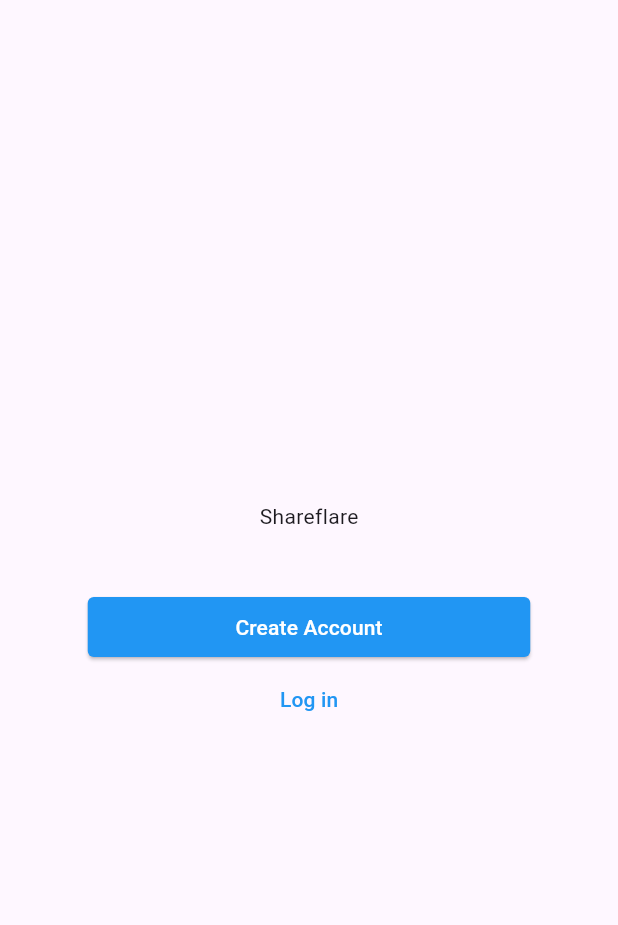
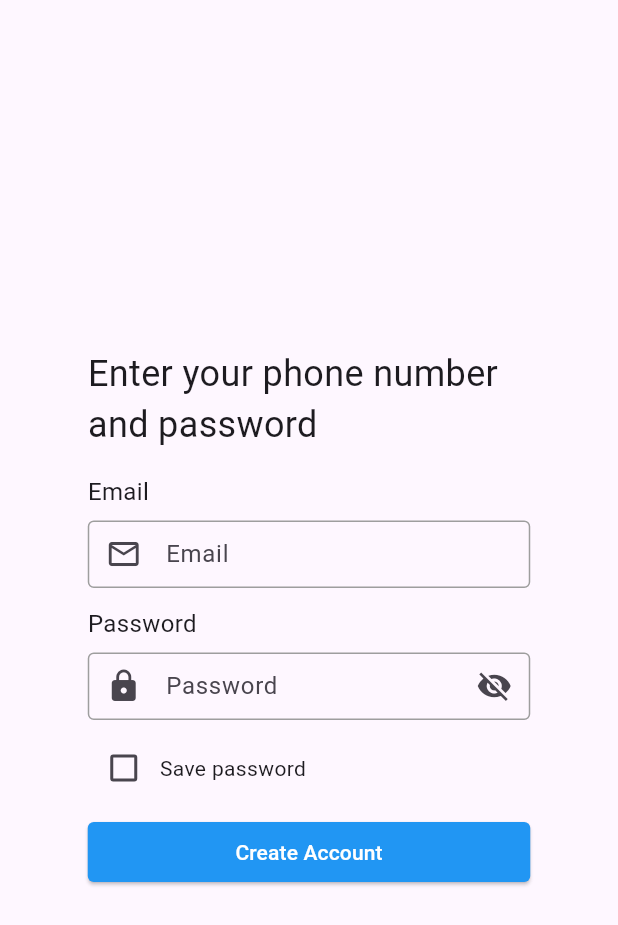
Before and after one commit to mohammadrezaulalam/share-flare, a Flutter app: the screen it shows after launch, after a tap on "Log in", on a phone screen of 412 x 824 dp. Shown: the top 925 px of the screen. Run offline on Flutter 3.47's test engine with Material 3 defaults, Android fonts, the phone set to English and light mode, and no system bars; our stand-ins replace get.

Commit message:
Login Page Created

```diff
--- a/lib/presentation/screens/landing_screen.dart
+++ b/lib/presentation/screens/landing_screen.dart
@@ -1,4 +1,6 @@
 import 'package:flutter/material.dart';
+import 'package:get/get.dart';
+import 'package:shareflare/presentation/screens/login_screen.dart';
 
 class LandingScreen extends StatelessWidget {
   const LandingScreen({super.key});
@@ -27,7 +29,9 @@ class LandingScreen extends StatelessWidget {
                       onPressed: () {},
                       child: const Text("Create Account",style: TextStyle(color: Colors.white),)),
                 ),
-                TextButton(onPressed: () {}, child: const Text("Log in",style: TextStyle(color: Colors.blue)))
+                TextButton(onPressed: () {
+                  Get.offAll(()=> const LoginScreen());
+                }, child: const Text("Log in",style: TextStyle(color: Colors.blue)))
               ],
             ),
           ),
--- /dev/null
+++ b/lib/presentation/screens/login_screen.dart
@@ -0,0 +1,144 @@
+import 'package:flutter/material.dart';
+
+class LoginScreen extends StatefulWidget {
+  const LoginScreen({super.key});
+
+  @override
+  State<LoginScreen> createState() => _LoginScreenState();
+}
+
+class _LoginScreenState extends State<LoginScreen> {
+  bool? check1 = false;
+
+  @override
+  Widget build(BuildContext context) {
+    return Scaffold(
+      body: SafeArea(
+        child: Center(
+          child: SizedBox(
+            height: 360,
+            width: 295,
+            child: Column(
+              crossAxisAlignment: CrossAxisAlignment.start,
+              children: [
+                const Text(
+                  "Enter your phone number and password",
+                  style: TextStyle(fontWeight: FontWeight.w400, fontSize: 24),
+                ),
+                const SizedBox(
+                  height: 16,
+                ),
+                const Text(
+                  "Email",
+                  style: TextStyle(fontSize: 16),
+                ),
+                const SizedBox(
+                  height: 8,
+                ),
+                Container(
+                  alignment: Alignment.centerLeft,
+                  height: 45,
+                  width: double.infinity,
+                  child: TextField(
+                    keyboardType: TextInputType.emailAddress,
+                    decoration: InputDecoration(
+                      disabledBorder: const OutlineInputBorder(
+                          borderSide: BorderSide(color: Colors.grey, width: 1)),
+                      enabledBorder: const OutlineInputBorder(
+                          borderSide: BorderSide(color: Colors.grey)),
+                      focusedBorder: const OutlineInputBorder(
+                          borderSide: BorderSide(color: Colors.blue, width: 1)),
+                      filled: false,
+                      contentPadding: const EdgeInsets.symmetric(vertical: 10),
+                      hintText: "Email",
+                      prefixIcon: IconButton(
+                        icon: const Icon(Icons.email_outlined),
+                        onPressed: () {},
+                      ),
+                    ),
+                  ),
+                ),
+                const SizedBox(
+                  height: 12,
+                ),
+                const Text(
+                  "Password",
+                  style: TextStyle(fontSize: 16),
+                ),
+                const SizedBox(
+                  height: 8,
+                ),
+                Container(
+                  alignment: Alignment.centerLeft,
+                  height: 45,
+                  width: double.infinity,
+                  child: TextField(
+                    obscureText: true,
+                    keyboardType: TextInputType.visiblePassword,
+                    decoration: InputDecoration(
+                        disabledBorder: const OutlineInputBorder(
+                            borderSide:
+                                BorderSide(color: Colors.grey, width: 1)),
+                        enabledBorder: const OutlineInputBorder(
+                            borderSide: BorderSide(color: Colors.grey)),
+                        focusedBorder: const OutlineInputBorder(
+                            borderSide:
+                                BorderSide(color: Colors.blue, width: 1)),
+                        filled: false,
+                        contentPadding:
+                            const EdgeInsets.symmetric(vertical: 10),
+                        hintText: "Password",
+                        prefixIcon: IconButton(
+                          icon: const Icon(Icons.lock),
+                          onPressed: () {},
+                        ),
+                        suffixIcon: IconButton(
+                          icon: const Icon(Icons.visibility_off),
+                          onPressed: () {},
+                        )),
+                  ),
+                ),
+                const SizedBox(
+                  height: 8,
+                ),
+                Row(
+                  mainAxisAlignment: MainAxisAlignment.start,
+                  children: [
+                    Checkbox(
+                        activeColor: Colors.blue, //only check box
+                        value: check1, //unchecked
+                        onChanged: (bool? value) {
+                          //value returned when checkbox is clicked
+                          setState(() {
+                            check1 = value;
+                          });
+                        }),
+                    const Text("Save password")
+                  ],
+                ),
+                const SizedBox(
+                  height: 8,
+                ),
+                SizedBox(
+                  width: double.infinity,
+                  child: ElevatedButton(
+                      style: ElevatedButton.styleFrom(
+                        backgroundColor: Colors.blue,
+                        shape: RoundedRectangleBorder(
+                            //to set border radius to button
+                            borderRadius: BorderRadius.circular(4)),
+                      ),
+                      onPressed: () {},
+                      child: const Text(
+                        "Create Account",
+                        style: TextStyle(color: Colors.white),
+                      )),
+                ),
+              ],
+            ),
+          ),
+        ),
+      ),
+    );
+  }
+}
```
